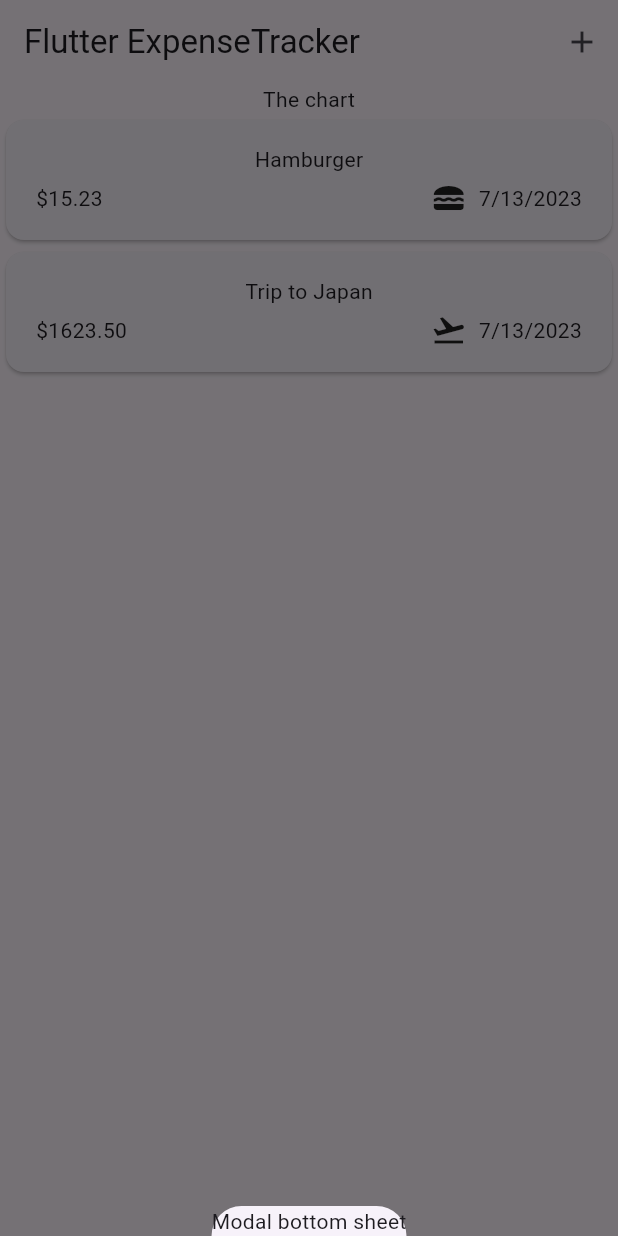
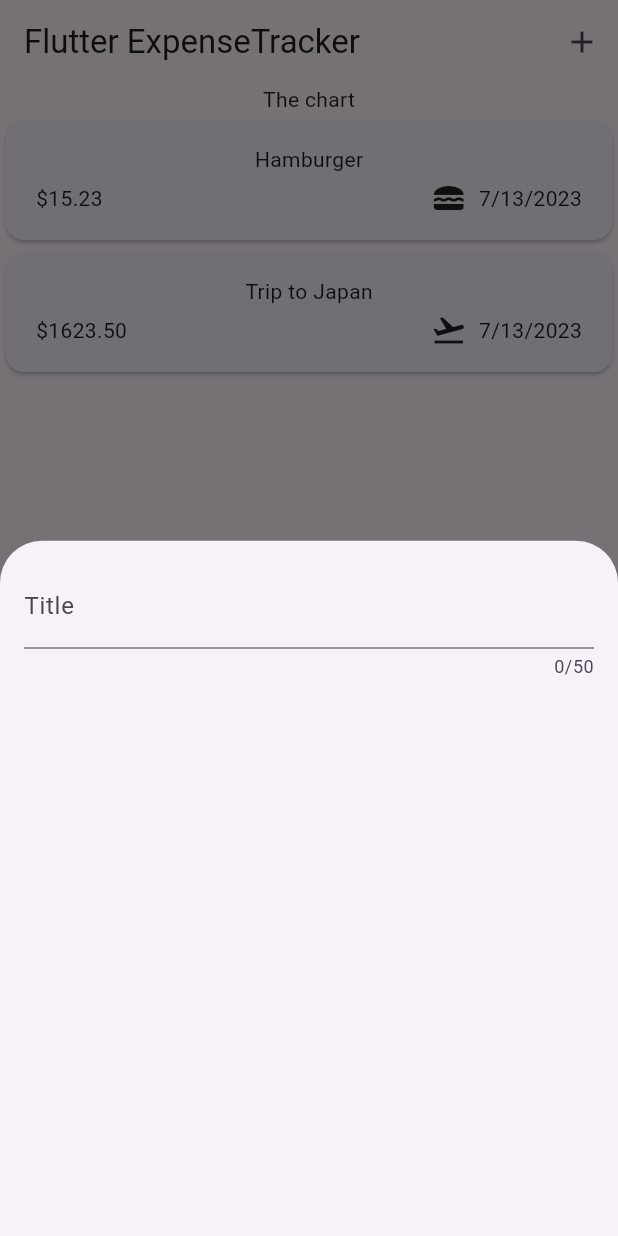
Before and after one commit to ArthurBufon/flutter_expense_tracker, a Flutter app: the screen it shows after launch, after a tap on the "add" icon, on a phone screen of 412 x 824 dp. Run offline on Flutter 3.47's test engine with Material 2 defaults, Android fonts, the phone set to English and light mode, and no system bars.

Commit message:
aded new_expense and input

```diff
--- a/lib/widgets/expenses.dart
+++ b/lib/widgets/expenses.dart
@@ -1,6 +1,7 @@
 import 'package:flutter/material.dart';
 import 'package:flutter_expense_tracker/widgets/expenses_list/expenses_list.dart';
 import 'package:flutter_expense_tracker/models/expense.dart';
+import 'package:flutter_expense_tracker/widgets/new_expense.dart';
 
 class Expenses extends StatefulWidget {
   const Expenses({super.key});
@@ -30,7 +31,7 @@ class _ExpensesState extends State<Expenses> {
   void _openModal() {
     showModalBottomSheet(
       context: context,
-      builder: (ctx) => Text('Modal bottom sheet'),
+      builder: (ctx) => const NewExpense(),
     );
   }
 
--- /dev/null
+++ b/lib/widgets/new_expense.dart
@@ -0,0 +1,29 @@
+import 'package:flutter/material.dart';
+
+class NewExpense extends StatefulWidget {
+  const NewExpense({super.key});
+
+  @override
+  State<NewExpense> createState() {
+    return _NewExpenseState();
+  }
+}
+
+class _NewExpenseState extends State<NewExpense> {
+  @override
+  Widget build(BuildContext context) {
+    return Padding(
+      padding: const EdgeInsets.all(16),
+      child: Column(
+        children: const [
+          TextField(
+            maxLength: 50,
+            decoration: InputDecoration(
+              label: Text('Title ')
+            ),
+          )
+        ],
+      ),
+    );
+  }
+}
```
